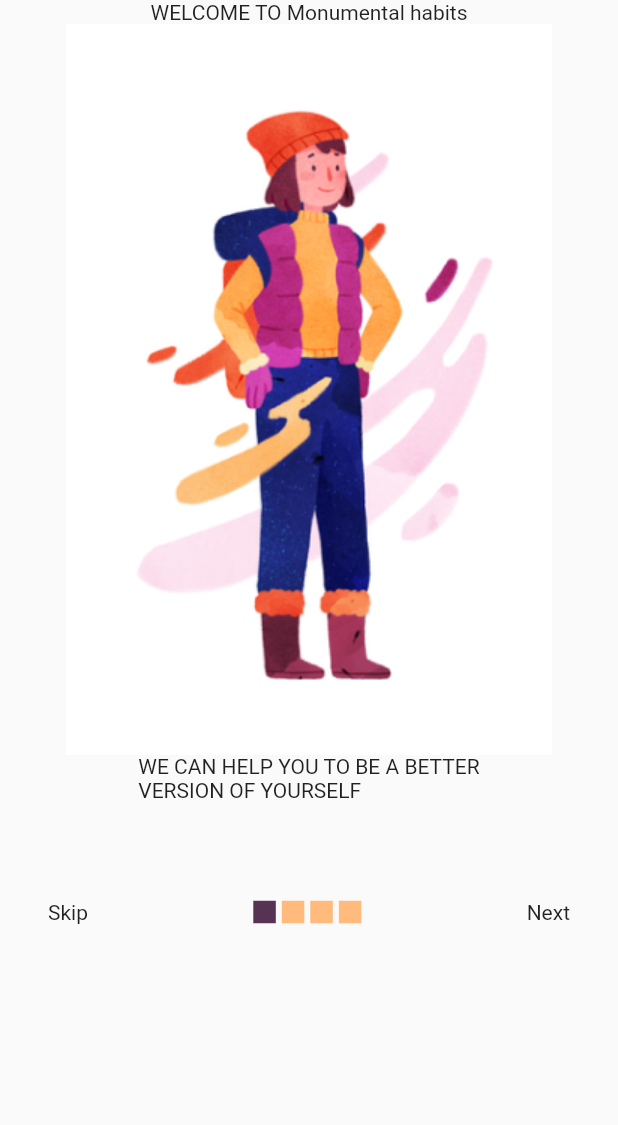
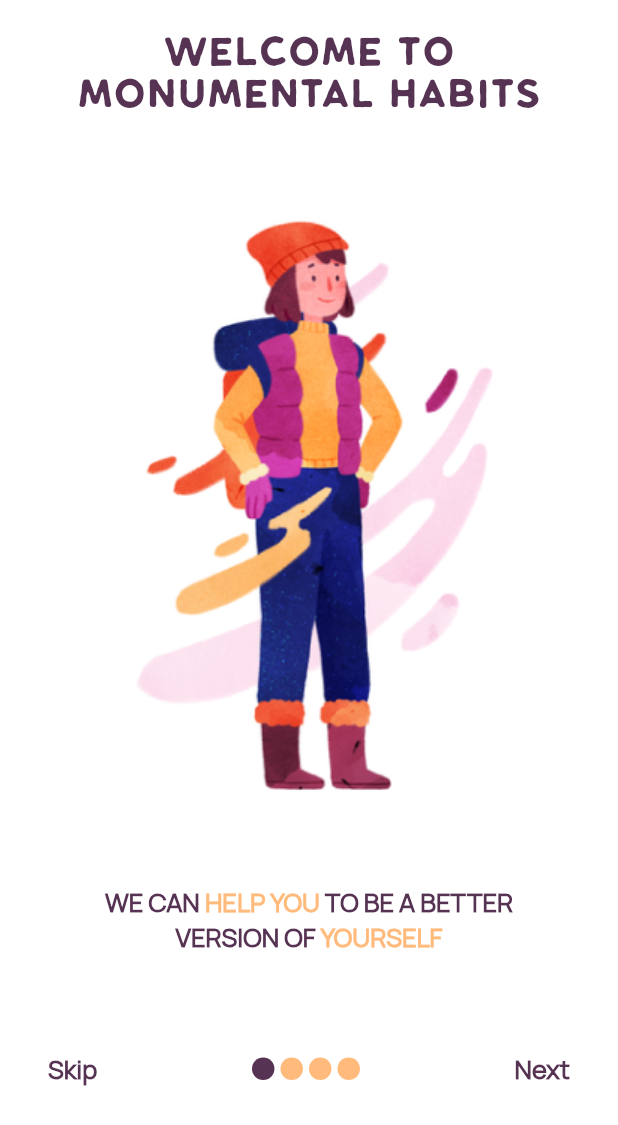
Before and after one commit to jomazao/dev_habits_app, a Flutter app: the screen it shows after launch, on a phone screen of 412 x 824 dp. Shown: the top 1125 px of the screen. Run offline on Flutter 3.47's test engine with Material 2 defaults, Android fonts, the phone set to English and light mode, and no system bars.

Commit message:
completed on boarding screen

```diff
--- a/lib/src/config/app_colors.dart
+++ b/lib/src/config/app_colors.dart
@@ -4,6 +4,9 @@ class AppColors {
   static const sunset = Color(0xFFF65B4E);
   static const twilight = Color(0xFF29319f);
   static const morning = Color(0xFFFFBA7C);
+
   static const fog = Color(0xFFFFDEEF);
   static const eclipse = Color(0xFF573353);
+  static const darkMorning = Color(0xFFFDA758);
+  static const background = Color(0xFFE5E5E5);
 }
--- /dev/null
+++ b/lib/src/config/app_styles.dart
@@ -0,0 +1,30 @@
+import 'package:dev_habits/src/config/app_colors.dart';
+import 'package:flutter/cupertino.dart';
+
+class AppStyles {
+  static const titleStyle = TextStyle(
+    fontFamily: 'Klasik',
+    fontSize: 32,
+    color: AppColors.eclipse,
+    fontWeight: FontWeight.w400,
+  );
+
+  static const pStyleEclipse = TextStyle(
+    fontFamily: 'Manrope',
+    fontSize: 17,
+    fontWeight: FontWeight.w700,
+    color: AppColors.eclipse,
+  );
+  static const pStyleMorning = TextStyle(
+    fontFamily: 'Manrope',
+    fontSize: 17,
+    fontWeight: FontWeight.w700,
+    color: AppColors.morning,
+  );
+  static const buttonTextStyle = TextStyle(
+    fontFamily: 'Manrope',
+    fontSize: 16,
+    fontWeight: FontWeight.w700,
+    color: AppColors.eclipse,
+  );
+}
--- /dev/null
+++ b/lib/src/features/home/home_screen.dart
@@ -0,0 +1,14 @@
+import 'package:flutter/material.dart';
+
+class HomeScreen extends StatelessWidget {
+  const HomeScreen({Key? key}) : super(key: key);
+
+  @override
+  Widget build(BuildContext context) {
+    return Scaffold(
+      body: Center(
+        child: Text('Home Screen'),
+      ),
+    );
+  }
+}
--- a/lib/src/features/on_boarding/on_boarding_screen.dart
+++ b/lib/src/features/on_boarding/on_boarding_screen.dart
@@ -1,6 +1,8 @@
 import 'package:dev_habits/src/config/app_assets.dart';
 import 'package:dev_habits/src/config/app_colors.dart';
 import 'package:dev_habits/src/config/app_strings.dart';
+import 'package:dev_habits/src/config/app_styles.dart';
+import 'package:dev_habits/src/features/home/home_screen.dart';
 import 'package:flutter/material.dart';
 
 class OnBoardingScreen extends StatefulWidget {
@@ -37,20 +39,40 @@ class _OnBoardingScreenState extends State<OnBoardingScreen> {
     }
 
     return Scaffold(
+      backgroundColor: Colors.white,
       body: SafeArea(
         child: Padding(
           padding: const EdgeInsets.symmetric(horizontal: 32),
           child: Column(
+            crossAxisAlignment: CrossAxisAlignment.stretch,
             children: [
-              Text(title),
-              Image.asset(image),
+              SizedBox(
+                height: 20,
+              ),
+              Text(
+                title,
+                style: AppStyles.titleStyle,
+                textAlign: TextAlign.center,
+              ),
+              Expanded(child: Image.asset(image)),
               Text.rich(
+                textAlign: TextAlign.center,
                 TextSpan(
                   text: AppStrings.onBoardingParagraphPart1,
+                  style: AppStyles.pStyleEclipse,
                   children: [
-                    TextSpan(text: AppStrings.onBoardingParagraphPart2),
-                    TextSpan(text: AppStrings.onBoardingParagraphPart3),
-                    TextSpan(text: AppStrings.onBoardingParagraphPart4),
+                    TextSpan(
+                      text: AppStrings.onBoardingParagraphPart2,
+                      style: AppStyles.pStyleMorning,
+                    ),
+                    TextSpan(
+                      text: AppStrings.onBoardingParagraphPart3,
+                      style: AppStyles.pStyleEclipse,
+                    ),
+                    TextSpan(
+                      text: AppStrings.onBoardingParagraphPart4,
+                      style: AppStyles.pStyleMorning,
+                    ),
                   ],
                 ),
               ),
@@ -58,21 +80,38 @@ class _OnBoardingScreenState extends State<OnBoardingScreen> {
                 height: 65,
               ),
               if (_actualPage < 4)
-                _Paginator(
+                _Pager(
                   actualPage: _actualPage,
                   onTapNext: () {
                     setState(() {
                       _actualPage++;
                     });
                   },
+                  onTapSkip: () {
+                    setState(() {
+                      _actualPage = 4;
+                    });
+                  },
                 )
               else
                 TextButton(
-                  onPressed: () {},
-                  style:
-                      TextButton.styleFrom(backgroundColor: AppColors.morning),
-                  child: Text(AppStrings.getStarted),
-                )
+                  onPressed: () {
+                    Navigator.of(context).pushReplacement(
+                        MaterialPageRoute(builder: (_) => HomeScreen()));
+                  },
+                  style: TextButton.styleFrom(
+                      backgroundColor: AppColors.darkMorning),
+                  child: Padding(
+                    padding: const EdgeInsets.symmetric(vertical: 8),
+                    child: Text(
+                      AppStrings.getStarted,
+                      style: AppStyles.buttonTextStyle,
+                    ),
+                  ),
+                ),
+              SizedBox(
+                height: 100,
+              ),
             ],
           ),
         ),
@@ -81,30 +120,39 @@ class _OnBoardingScreenState extends State<OnBoardingScreen> {
   }
 }
 
-class _Paginator extends StatelessWidget {
-  const _Paginator(
-      {Key? key, required this.actualPage, required this.onTapNext})
+class _Pager extends StatelessWidget {
+  const _Pager(
+      {Key? key,
+      required this.onTapSkip,
+      required this.actualPage,
+      required this.onTapNext})
       : super(key: key);
   final int actualPage;
   final VoidCallback onTapNext;
+  final VoidCallback onTapSkip;
 
   @override
   Widget build(BuildContext context) {
     return Row(
       children: [
-        Text(
-          AppStrings.skip,
+        InkWell(
+          onTap: onTapSkip,
+          child: Text(
+            AppStrings.skip,
+            style: AppStyles.pStyleEclipse,
+          ),
         ),
         Spacer(),
-        Indicator(selected: actualPage == 1),
-        Indicator(selected: actualPage == 2),
-        Indicator(selected: actualPage == 3),
-        Indicator(selected: actualPage == 4),
+        _Indicator(selected: actualPage == 1),
+        _Indicator(selected: actualPage == 2),
+        _Indicator(selected: actualPage == 3),
+        _Indicator(selected: actualPage == 4),
         Spacer(),
         InkWell(
           onTap: onTapNext,
           child: Text(
             AppStrings.next,
+            style: AppStyles.pStyleEclipse,
           ),
         ),
       ],
@@ -112,17 +160,20 @@ class _Paginator extends StatelessWidget {
   }
 }
 
-class Indicator extends StatelessWidget {
-  const Indicator({Key? key, required this.selected}) : super(key: key);
+class _Indicator extends StatelessWidget {
+  const _Indicator({Key? key, required this.selected}) : super(key: key);
   final bool selected;
 
   @override
   Widget build(BuildContext context) {
     return Container(
       margin: EdgeInsets.symmetric(horizontal: 2),
+      decoration: BoxDecoration(
+        shape: BoxShape.circle,
+        color: selected ? AppColors.eclipse : AppColors.morning,
+      ),
       height: 15,
       width: 15,
-      color: selected ? AppColors.eclipse : AppColors.morning,
     );
   }
 }
--- a/pubspec.yaml
+++ b/pubspec.yaml
@@ -67,6 +67,10 @@ flutter:
       fonts:
         - asset: assets/fonts/klasik/Klasik_Regular.otf
 
+    - family: Manrope
+      fonts:
+        - asset: assets/fonts/manrope/Manrope-Regular.ttf
+
   # To add assets to your application, add an assets section, like this:
   # assets:
   #   - images/a_dot_burr.jpeg
```
Also changed, not shown: assets/fonts/manrope/Manrope-Regular.ttf (added).
